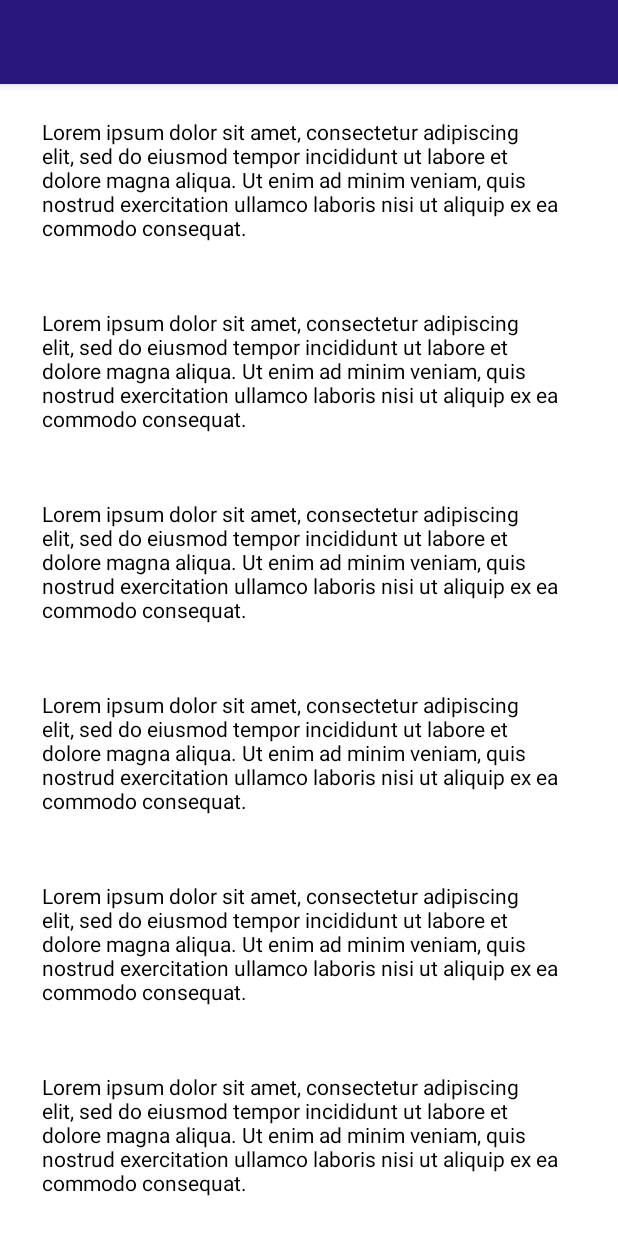
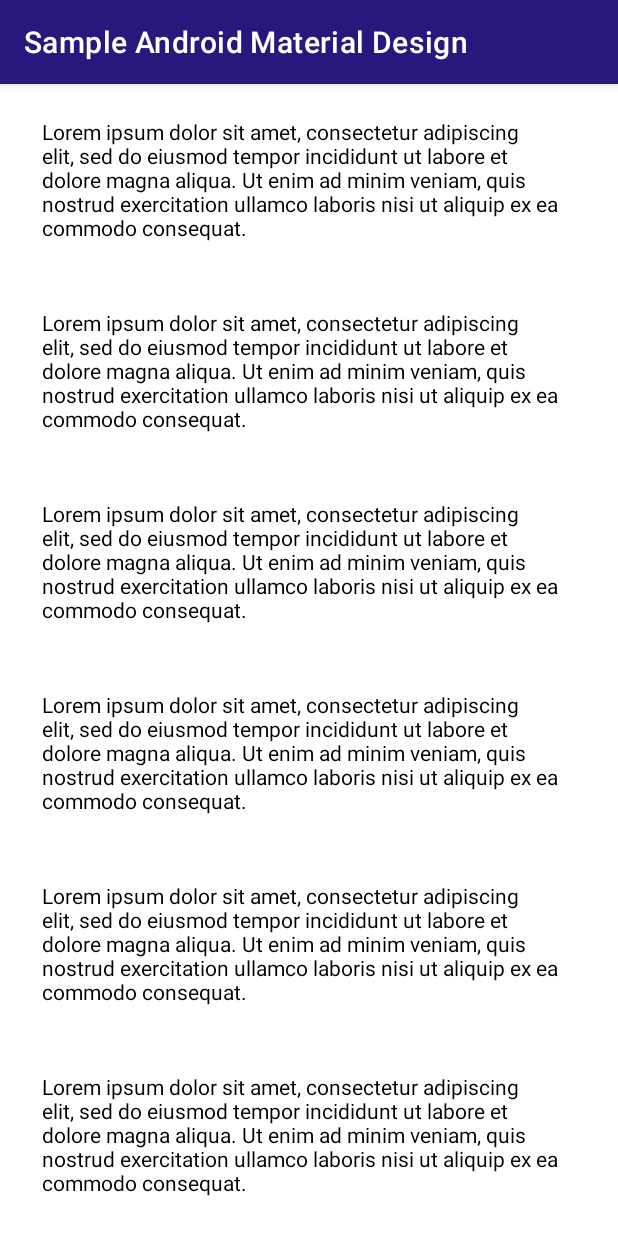
Before and after one commit to Morteza-QN/sample-android-material-design, an Android app: the screen it shows after launch (MainActivity), on a phone screen of 412 x 824 dp. Run offline under Robolectric (Android 15) with nearby library versions, the phone set to English and light mode, and no system bars.

Commit message:
show toolbar

```diff
--- a/app/src/main/java/com/example/sampleandroidmaterialdesign/MainActivity.java
+++ b/app/src/main/java/com/example/sampleandroidmaterialdesign/MainActivity.java
@@ -3,6 +3,7 @@ package com.example.sampleandroidmaterialdesign;
 import android.os.Bundle;
 
 import androidx.appcompat.app.AppCompatActivity;
+import androidx.appcompat.widget.Toolbar;
 
 public class MainActivity extends AppCompatActivity {
 
@@ -10,5 +11,7 @@ public class MainActivity extends AppCompatActivity {
     protected void onCreate(Bundle savedInstanceState) {
         super.onCreate(savedInstanceState);
         setContentView(R.layout.activity_main);
+
+        setSupportActionBar((Toolbar) findViewById(R.id.toolbar_main_activity));
     }
 }
--- a/app/src/main/res/layout/activity_main.xml
+++ b/app/src/main/res/layout/activity_main.xml
@@ -12,6 +12,8 @@
         android:layout_height="wrap_content">
 
         <androidx.appcompat.widget.Toolbar
+            android:id="@+id/toolbar_main_activity"
+            app:titleTextColor="@android:color/white"
             android:layout_width="match_parent"
             android:layout_height="wrap_content" />
     </com.google.android.material.appbar.AppBarLayout>
```
